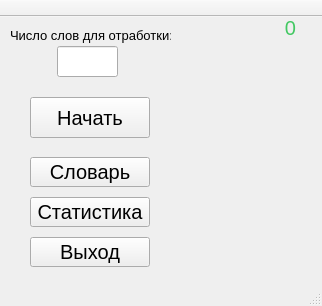
This is mainwindow.ui in Skripove/MyDictionary as Qt 5 draws it before an edit. The edited form follows.
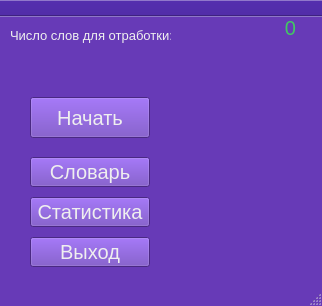
This is the edited form. Icons and pictures are not drawn.

Commit message: Немного поигрался с дизайном и тулбаром. Установил проверки на корректность ввода желаемого кол-ва слов. Сделал отображение номера слова из количества слов во время тестирования.

What changed in the file:
```diff
--- a/mainwindow.ui
+++ b/mainwindow.ui
@@ -17,7 +17,9 @@
    <double>1.000000000000000</double>
   </property>
   <property name="styleSheet">
-   <string notr="true"/>
+   <string notr="true">#MainWindow{
+background-color: rgb(103, 58, 183);
+}</string>
   </property>
   <widget class="QWidget" name="centralWidget">
    <widget class="QPushButton" name="btnDictionary">
@@ -35,6 +37,10 @@
       <pointsize>15</pointsize>
      </font>
     </property>
+    <property name="styleSheet">
+     <string notr="true">color: rgb(239, 239, 239);
+background-color: rgb(103, 58, 183);</string>
+    </property>
     <property name="text">
      <string>Словарь</string>
     </property>
@@ -55,7 +61,8 @@
      </font>
     </property>
     <property name="styleSheet">
-     <string notr="true"/>
+     <string notr="true">color: rgb(239, 239, 239);
+background-color: rgb(103, 58, 183);</string>
     </property>
     <property name="text">
      <string>Начать</string>
@@ -76,6 +83,10 @@
       <pointsize>15</pointsize>
      </font>
     </property>
+    <property name="styleSheet">
+     <string notr="true">color: rgb(239, 239, 239);
+background-color: rgb(103, 58, 183);</string>
+    </property>
     <property name="text">
      <string>Статистика</string>
     </property>
@@ -95,6 +106,10 @@
       <pointsize>15</pointsize>
      </font>
     </property>
+    <property name="styleSheet">
+     <string notr="true">color: rgb(239, 239, 239);
+background-color: rgb(103, 58, 183);</string>
+    </property>
     <property name="text">
      <string>Выход</string>
     </property>
@@ -117,7 +132,9 @@
      </font>
     </property>
     <property name="styleSheet">
-     <string notr="true"/>
+     <string notr="true">border: 0px solid white;
+background-color: rgb(103, 58, 183);
+color: rgb(239, 239, 239);</string>
     </property>
     <property name="text">
      <string/>
@@ -141,6 +158,9 @@
       <pointsize>10</pointsize>
      </font>
     </property>
+    <property name="styleSheet">
+     <string notr="true">color: rgb(239, 239, 239);</string>
+    </property>
     <property name="text">
      <string>Число слов для отработки:</string>
     </property>
@@ -186,7 +206,10 @@
   </widget>
   <widget class="QToolBar" name="mainToolBar">
    <property name="styleSheet">
-    <string notr="true"/>
+    <string notr="true">#mainToolBar{
+background-color: rgb(81, 45, 168);
+}
+</string>
    </property>
    <property name="movable">
     <bool>false</bool>
```
Left out of the diff: 22 changed lines with no effect on the pictures. The commit also changes 4 other files.
